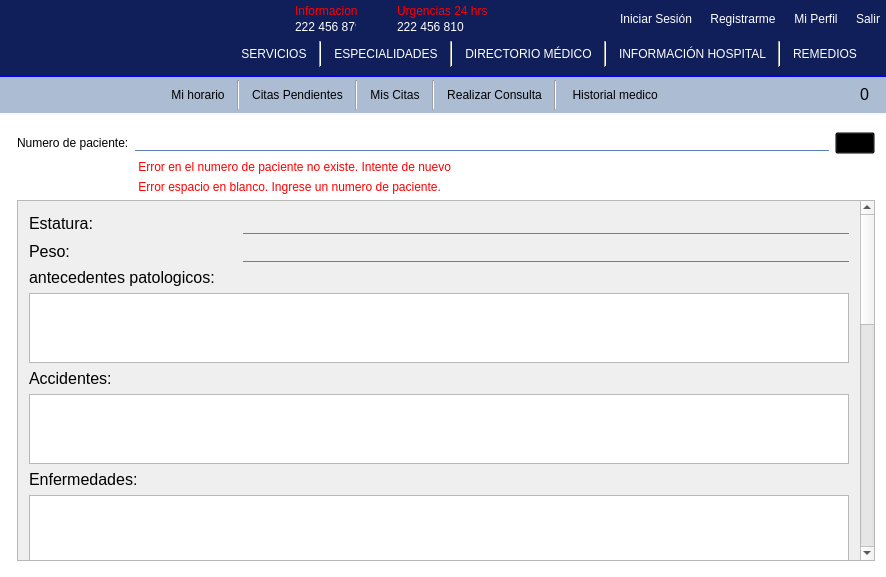
Above: mainwindow.ui from Laloses/Hospital before the change. Below: the same form after it.
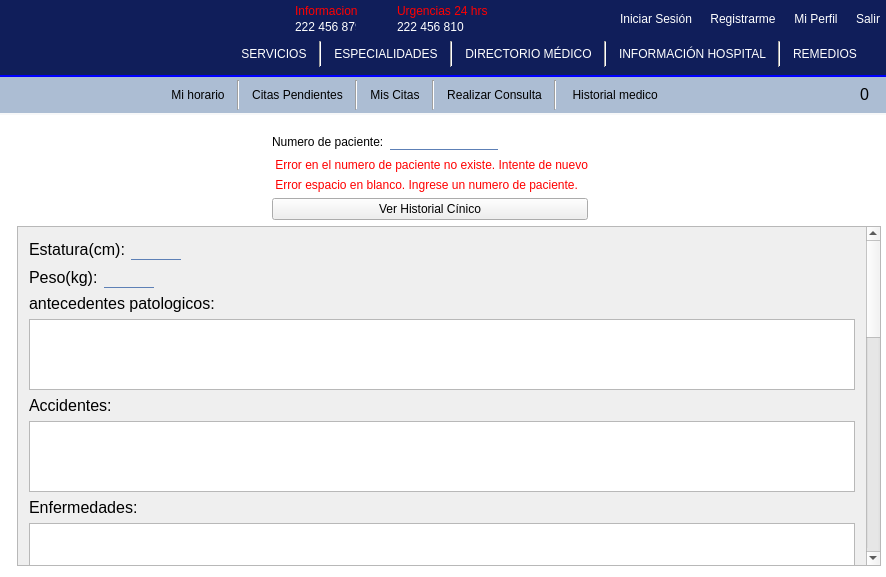
That is the form after the change. The open tabs and pages were chosen to show the change. Icons and pictures are not drawn.

Commit message: boton clinico

What changed in the file:
```diff
--- a/mainwindow.ui
+++ b/mainwindow.ui
@@ -2984,7 +2984,7 @@
                         <x>0</x>
                         <y>0</y>
                         <width>198</width>
-                        <height>291</height>
+                        <height>146</height>
                        </rect>
                       </property>
                       <layout class="QGridLayout" name="gridLayout_22">
@@ -3868,8 +3868,8 @@
                    <rect>
                     <x>0</x>
                     <y>0</y>
-                    <width>33</width>
-                    <height>24</height>
+                    <width>45</width>
+                    <height>20</height>
                    </rect>
                   </property>
                   <layout class="QGridLayout" name="gridLayout_46">
@@ -4172,8 +4172,8 @@
                    <rect>
                     <x>0</x>
                     <y>0</y>
-                    <width>176</width>
-                    <height>409</height>
+                    <width>180</width>
+                    <height>418</height>
                    </rect>
                   </property>
                   <layout class="QGridLayout" name="gridLayout_48">
@@ -5113,8 +5113,8 @@
                    <rect>
                     <x>0</x>
                     <y>0</y>
-                    <width>840</width>
-                    <height>344</height>
+                    <width>848</width>
+                    <height>355</height>
                    </rect>
                   </property>
                   <layout class="QGridLayout" name="gridLayout_19">
@@ -5664,8 +5664,8 @@
                  <rect>
                   <x>0</x>
                   <y>0</y>
-                  <width>637</width>
-                  <height>287</height>
+                  <width>641</width>
+                  <height>291</height>
                  </rect>
                 </property>
                 <layout class="QGridLayout" name="gridLayout_37">
@@ -5927,9 +5927,9 @@
                    <property name="geometry">
                     <rect>
                      <x>0</x>
-                     <y>0</y>
-                     <width>383</width>
-                     <height>1267</height>
+                     <y>-725</y>
+                     <width>393</width>
+                     <height>1111</height>
                     </rect>
                    </property>
                    <layout class="QGridLayout" name="gridLayout_43">
@@ -6215,8 +6215,8 @@
                     <rect>
                      <x>0</x>
                      <y>0</y>
-                     <width>383</width>
-                     <height>412</height>
+                     <width>226</width>
+                     <height>381</height>
                     </rect>
                    </property>
                    <layout class="QVBoxLayout" name="verticalLayout_30">
@@ -6461,49 +6461,65 @@
            </layout>
           </widget>
           <widget class="QWidget" name="page_3">
-           <widget class="QWidget" name="layoutWidget_3">
-            <property name="geometry">
-             <rect>
-              <x>0</x>
-              <y>0</y>
-              <width>880</width>
-              <height>451</height>
-             </rect>
-            </property>
-            <layout class="QGridLayout" name="gridLayout_4">
+           <layout class="QGridLayout" name="gridLayout">
              <item row="0" column="0">
-              <layout class="QGridLayout" name="gridLayout_50">
-               <item row="0" column="2">
-                <widget class="QPushButton" name="pushButton_buscarHistMedico">
-                 <property name="cursor">
-                  <cursorShape>OpenHandCursor</cursorShape>
-                 </property>
-                 <property name="styleSheet">
-                  <string notr="true">background-color:transparent;</string>
-                 </property>
-                 <property name="text">
-                  <string/>
-                 </property>
-                 <property name="icon">
-                  <iconset resource="imgs/imgs.qrc">
-                   <normaloff>:/imgs/search.png</normaloff>:/imgs/search.png</iconset>
-                 </property>
-                 <property name="iconSize">
+             <layout class="QHBoxLayout" name="horizontalLayout_92">
+              <item>
+               <spacer name="horizontalSpacer_99">
+                <property name="orientation">
+                 <enum>Qt::Horizontal</enum>
+                </property>
+                <property name="sizeHint" stdset="0">
                   <size>
-                   <width>30</width>
-                   <height>30</height>
-                  </size>
-                 </property>
-                </widget>
-               </item>
-               <item row="0" column="0">
+                  <width>40</width>
+                  <height>20</height>
+                 </size>
+                </property>
+               </spacer>
+              </item>
+              <item>
+               <layout class="QVBoxLayout" name="verticalLayout_44">
+                <item>
+                 <layout class="QHBoxLayout" name="horizontalLayout_81">
+                  <item>
                 <widget class="QLabel" name="label_16">
                  <property name="text">
                   <string>Numero de paciente:</string>
                  </property>
                 </widget>
                </item>
-               <item row="1" column="1">
+                  <item>
+                   <widget class="QLineEdit" name="lineEdit_matriculaMedico">
+                    <property name="sizePolicy">
+                     <sizepolicy hsizetype="Minimum" vsizetype="Fixed">
+                      <horstretch>0</horstretch>
+                      <verstretch>0</verstretch>
+                     </sizepolicy>
+                    </property>
+                    <property name="maximumSize">
+                     <size>
+                      <width>16777215</width>
+                      <height>16777215</height>
+                     </size>
+                    </property>
+                   </widget>
+                  </item>
+                  <item>
+                   <spacer name="horizontalSpacer_104">
+                    <property name="orientation">
+                     <enum>Qt::Horizontal</enum>
+                    </property>
+                    <property name="sizeHint" stdset="0">
+                     <size>
+                      <width>40</width>
+                      <height>20</height>
+                     </size>
+                    </property>
+                   </spacer>
+                  </item>
+                 </layout>
+                </item>
+                <item>
                 <widget class="QLabel" name="label_mensajePaciente">
                  <property name="styleSheet">
                   <string notr="true">color: rgb(255, 0, 0);</string>
@@ -6513,10 +6529,7 @@
                  </property>
                 </widget>
                </item>
-               <item row="0" column="1">
-                <widget class="QLineEdit" name="lineEdit_matriculaMedico"/>
-               </item>
-               <item row="2" column="1">
+                <item>
                 <widget class="QLabel" name="label_espacioBlanco">
                  <property name="styleSheet">
                   <string notr="true">color: rgb(255, 0, 0);</string>
@@ -6526,6 +6539,52 @@
                  </property>
                 </widget>
                </item>
+                <item>
+                 <widget class="QPushButton" name="verHistoClinico">
+                  <property name="text">
+                   <string>Ver Historial Cínico</string>
+                  </property>
+                 </widget>
+                </item>
+               </layout>
+              </item>
+              <item>
+               <widget class="QPushButton" name="pushButton_buscarHistMedico">
+                <property name="cursor">
+                 <cursorShape>OpenHandCursor</cursorShape>
+                </property>
+                <property name="styleSheet">
+                 <string notr="true">background:transparent;
+border:none</string>
+                </property>
+                <property name="text">
+                 <string/>
+                </property>
+                <property name="icon">
+                 <iconset resource="imgs/imgs.qrc">
+                  <normaloff>:/imgs/search.png</normaloff>:/imgs/search.png</iconset>
+                </property>
+                <property name="iconSize">
+                 <size>
+                  <width>30</width>
+                  <height>30</height>
+                 </size>
+                </property>
+               </widget>
+              </item>
+              <item>
+               <spacer name="horizontalSpacer_100">
+                <property name="orientation">
+                 <enum>Qt::Horizontal</enum>
+                </property>
+                <property name="sizeHint" stdset="0">
+                 <size>
+                  <width>40</width>
+                  <height>20</height>
+                 </size>
+                </property>
+               </spacer>
+              </item>
               </layout>
              </item>
              <item row="2" column="0">
@@ -6547,141 +6606,194 @@
                  <rect>
                   <x>0</x>
                   <y>0</y>
-                  <width>855</width>
-                  <height>1333</height>
-                 </rect>
-                </property>
-                <layout class="QGridLayout" name="gridLayout_54">
-                 <item row="3" column="1" colspan="2">
-                  <widget class="QPlainTextEdit" name="plainTextEdit_alergias">
-                   <property name="readOnly">
-                    <bool>true</bool>
-                   </property>
-                  </widget>
-                 </item>
-                 <item row="21" column="1" colspan="2">
-                  <widget class="QPlainTextEdit" name="plainTextEdit_Familiares"/>
-                 </item>
-                 <item row="16" column="1">
-                  <widget class="QLabel" name="label_26">
-                   <property name="text">
-                    <string>antecedentes no patologicos:</string>
-                   </property>
-                  </widget>
-                 </item>
-                 <item row="6" column="1">
-                  <widget class="QLabel" name="label_21">
-                   <property name="text">
-                    <string>Enfermedades:</string>
-                   </property>
-                  </widget>
-                 </item>
-                 <item row="1" column="1">
-                  <widget class="QLabel" name="label_18">
-                   <property name="text">
-                    <string>Peso:</string>
-                   </property>
-                  </widget>
-                 </item>
-                 <item row="5" column="1" colspan="2">
-                  <widget class="QPlainTextEdit" name="plainTextEdit_accidentes"/>
-                 </item>
-                 <item row="0" column="1">
+                 <width>849</width>
+                 <height>1092</height>
+                </rect>
+               </property>
+               <layout class="QVBoxLayout" name="verticalLayout_45">
+                <item>
+                 <layout class="QHBoxLayout" name="horizontalLayout_98">
+                  <item>
                   <widget class="QLabel" name="label_17">
                    <property name="text">
-                    <string>Estatura:</string>
+                     <string>Estatura(cm):</string>
                    </property>
                   </widget>
                  </item>
-                 <item row="18" column="1">
-                  <widget class="QLabel" name="label_27">
+                  <item>
+                   <widget class="QLineEdit" name="lineEdit_estatura">
+                    <property name="maximumSize">
+                     <size>
+                      <width>50</width>
+                      <height>16777215</height>
+                     </size>
+                    </property>
+                   </widget>
+                  </item>
+                  <item>
+                   <spacer name="horizontalSpacer_105">
+                    <property name="orientation">
+                     <enum>Qt::Horizontal</enum>
+                    </property>
+                    <property name="sizeHint" stdset="0">
+                     <size>
+                      <width>40</width>
+                      <height>20</height>
+                     </size>
+                    </property>
+                   </spacer>
+                  </item>
+                 </layout>
+                </item>
+                <item>
+                 <layout class="QHBoxLayout" name="horizontalLayout_97">
+                  <item>
+                   <widget class="QLabel" name="label_18">
                    <property name="text">
-                    <string>Cigarro:</string>
+                     <string>Peso(kg):</string>
                    </property>
                   </widget>
                  </item>
-                 <item row="12" column="1">
-                  <widget class="QLabel" name="label_24">
+                  <item>
+                   <widget class="QLineEdit" name="lineEdit_peso">
+                    <property name="minimumSize">
+                     <size>
+                      <width>0</width>
+                      <height>0</height>
+                     </size>
+                    </property>
+                    <property name="maximumSize">
+                     <size>
+                      <width>50</width>
+                      <height>16777215</height>
+                     </size>
+                    </property>
+                   </widget>
+                  </item>
+                  <item>
+                   <spacer name="horizontalSpacer_106">
+                    <property name="orientation">
+                     <enum>Qt::Horizontal</enum>
+                    </property>
+                    <property name="sizeHint" stdset="0">
+                     <size>
+                      <width>40</width>
+                      <height>20</height>
+                     </size>
+                    </property>
+                   </spacer>
+                  </item>
+                 </layout>
+                </item>
+                <item>
+                 <widget class="QLabel" name="label_19">
                    <property name="text">
-                    <string>Trabajos:</string>
+                   <string>antecedentes patologicos:</string>
                    </property>
                   </widget>
                  </item>
-                 <item row="4" column="1">
+                <item>
+                 <widget class="QPlainTextEdit" name="plainTextEdit_alergias">
+                  <property name="readOnly">
+                   <bool>true</bool>
+                  </property>
+                 </widget>
+                </item>
+                <item>
                   <widget class="QLabel" name="label_20">
                    <property name="text">
                     <string>Accidentes:</string>
                    </property>
                   </widget>
                  </item>
-                 <item row="9" column="1" colspan="2">
-                  <widget class="QPlainTextEdit" name="plainTextEdit_cirugias"/>
-                 </item>
-                 <item row="17" column="1" colspan="2">
-                  <widget class="QPlainTextEdit" name="plainTextEdit_alcoholismo"/>
-                 </item>
-                 <item row="15" column="1" colspan="2">
-                  <widget class="QPlainTextEdit" name="plainTextEdit_habitos"/>
-                 </item>
-                 <item row="1" column="2">
-                  <widget class="QLineEdit" name="lineEdit_peso"/>
-                 </item>
-                 <item row="19" column="1" colspan="2">
-                  <widget class="QPlainTextEdit" name="plainTextEdit_cigarro"/>
-                 </item>
-                 <item row="20" column="1">
-                  <widget class="QLabel" name="label_28">
+                <item>
+                 <widget class="QPlainTextEdit" name="plainTextEdit_accidentes"/>
+                </item>
+                <item>
+                 <widget class="QLabel" name="label_21">
                    <property name="text">
-                    <string>Antecedentes familiares:</string>
+                   <string>Enfermedades:</string>
                    </property>
                   </widget>
                  </item>
-                 <item row="11" column="1" colspan="2">
-                  <widget class="QPlainTextEdit" name="plainTextEdit_hospitalizacion"/>
-                 </item>
-                 <item row="7" column="1" colspan="2">
+                <item>
                   <widget class="QPlainTextEdit" name="plainTextEdit_enfermedades"/>
                  </item>
-                 <item row="10" column="1">
+                <item>
+                 <widget class="QLabel" name="label_22">
+                  <property name="text">
+                   <string>Antecedentes quirurgicos:</string>
+                  </property>
+                 </widget>
+                </item>
+                <item>
+                 <widget class="QPlainTextEdit" name="plainTextEdit_cirugias"/>
+                </item>
+                <item>
                   <widget class="QLabel" name="label_23">
                    <property name="text">
                     <string>Hospitalizaciónes:</string>
                    </property>
                   </widget>
                  </item>
-                 <item row="13" column="1" colspan="2">
+                <item>
+                 <widget class="QPlainTextEdit" name="plainTextEdit_hospitalizacion"/>
+                </item>
+                <item>
+                 <widget class="QLabel" name="label_24">
+                  <property name="text">
+                   <string>Trabajos:</string>
+                  </property>
+                 </widget>
+                </item>
+                <item>
                   <widget class="QPlainTextEdit" name="plainTextEdit_trabajos"/>
                  </item>
-                 <item row="2" column="1">
-                  <widget class="QLabel" name="label_19">
-                   <property name="text">
-                    <string>antecedentes patologicos:</string>
-                   </property>
-                  </widget>
-                 </item>
-                 <item row="0" column="2">
-                  <widget class="QLineEdit" name="lineEdit_estatura"/>
-                 </item>
-                 <item row="14" column="1">
+                <item>
                   <widget class="QLabel" name="label_25">
                    <property name="text">
                     <string>Habitos:</string>
                    </property>
                   </widget>
                  </item>
-                 <item row="8" column="1">
-                  <widget class="QLabel" name="label_22">
+                <item>
+                 <widget class="QPlainTextEdit" name="plainTextEdit_habitos"/>
+                </item>
+                <item>
+                 <widget class="QLabel" name="label_26">
                    <property name="text">
-                    <string>Antecedentes quirurgicos:</string>
+                   <string>Alcoholismo</string>
                    </property>
                   </widget>
                  </item>
-                </layout>
-               </widget>
-              </widget>
-             </item>
-            </layout>
-           </widget>
+                <item>
+                 <widget class="QPlainTextEdit" name="plainTextEdit_alcoholismo"/>
+                </item>
+                <item>
+                 <widget class="QLabel" name="label_27">
+                  <property name="text">
+                   <string>Cigarro:</string>
+                  </property>
+                 </widget>
+                </item>
+                <item>
+                 <widget class="QPlainTextEdit" name="plainTextEdit_cigarro"/>
+                </item>
+                <item>
+                 <widget class="QLabel" name="label_28">
+                  <property name="text">
+                   <string>Antecedentes familiares:</string>
+                  </property>
+                 </widget>
+                </item>
+                <item>
+                 <widget class="QPlainTextEdit" name="plainTextEdit_Familiares"/>
+                </item>
+               </layout>
+              </widget>
+             </widget>
+            </item>
+           </layout>
           </widget>
          </widget>
         </item>
@@ -7769,8 +7881,8 @@
                      <rect>
                       <x>0</x>
                       <y>0</y>
-                      <width>403</width>
-                      <height>361</height>
+                      <width>20</width>
+                      <height>20</height>
                      </rect>
                     </property>
                     <layout class="QGridLayout" name="gridLayout_14">
@@ -8158,8 +8270,8 @@
                    <rect>
                     <x>0</x>
                     <y>0</y>
-                    <width>404</width>
-                    <height>436</height>
+                    <width>20</width>
+                    <height>20</height>
                    </rect>
                   </property>
                   <layout class="QGridLayout" name="gridLayout_15">
@@ -8665,8 +8777,8 @@
                        <rect>
                         <x>0</x>
                         <y>0</y>
-                        <width>457</width>
-                        <height>24</height>
+                        <width>461</width>
+                        <height>20</height>
                        </rect>
                       </property>
                       <layout class="QGridLayout" name="gridLayout_23">
@@ -8764,8 +8876,8 @@
                        <rect>
                         <x>0</x>
                         <y>0</y>
-                        <width>457</width>
-                        <height>24</height>
+                        <width>461</width>
+                        <height>20</height>
                        </rect>
                       </property>
                       <layout class="QGridLayout" name="gridLayout_21">
@@ -9214,8 +9326,8 @@
                          <rect>
                           <x>0</x>
                           <y>0</y>
-                          <width>24</width>
-                          <height>24</height>
+                          <width>20</width>
+                          <height>20</height>
                          </rect>
                         </property>
                         <layout class="QGridLayout" name="gridLayout_27">
@@ -9348,8 +9460,8 @@
                          <rect>
                           <x>0</x>
                           <y>0</y>
-                          <width>24</width>
-                          <height>24</height>
+                          <width>20</width>
+                          <height>20</height>
                          </rect>
                         </property>
                         <layout class="QGridLayout" name="gridLayout_25">
@@ -9463,8 +9575,8 @@
                          <rect>
                           <x>0</x>
                           <y>0</y>
-                          <width>24</width>
-                          <height>24</height>
+                          <width>20</width>
+                          <height>20</height>
                          </rect>
                         </property>
                         <layout class="QGridLayout" name="gridLayout_27">
@@ -9638,8 +9750,8 @@
                          <rect>
                           <x>0</x>
                           <y>0</y>
-                          <width>24</width>
-                          <height>24</height>
+                          <width>20</width>
+                          <height>20</height>
                          </rect>
                         </property>
                         <layout class="QGridLayout" name="gridLayout_25">
```
Lines whose indentation alone changed are shown as unchanged.
